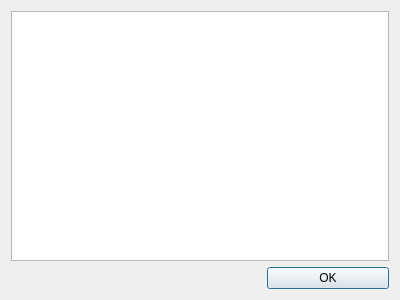
The window that FileManager/searchResult/searchresult.ui (htqwjtch/Almost_Total_Commander) describes before a commit, drawn with Qt 5.
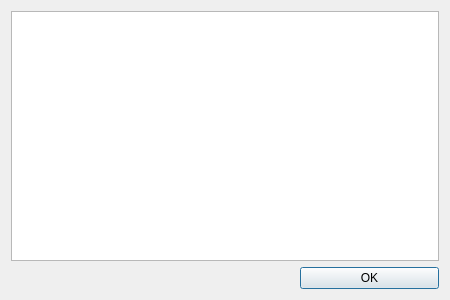
The same window after the commit. Icons and pictures are not drawn.

The edit to the form file:
```diff
--- a/FileManager/searchResult/searchresult.ui
+++ b/FileManager/searchResult/searchresult.ui
@@ -6,7 +6,7 @@
    <rect>
     <x>0</x>
     <y>0</y>
-    <width>400</width>
+    <width>450</width>
     <height>300</height>
    </rect>
   </property>
@@ -20,30 +20,20 @@
   <layout class="QVBoxLayout" name="verticalLayout">
    <item>
     <layout class="QGridLayout" name="gridLayout">
-     <item row="1" column="0">
-      <widget class="QLabel" name="label">
-       <property name="text">
-        <string/>
-       </property>
-      </widget>
+     <item row="0" column="0" colspan="3">
+      <layout class="QHBoxLayout" name="horizontalLayout">
+       <item>
+        <widget class="QListWidget" name="listWidget"/>
+       </item>
+      </layout>
      </item>
-     <item row="1" column="1">
-      <widget class="QLabel" name="label_2">
-       <property name="text">
-        <string/>
-       </property>
-      </widget>
-     </item>
-     <item row="1" column="2">
+     <item row="2" column="2">
       <widget class="QPushButton" name="btnOK">
        <property name="text">
         <string>OK</string>
        </property>
       </widget>
      </item>
-     <item row="0" column="0" colspan="3">
-      <widget class="QListWidget" name="listWidget"/>
-     </item>
     </layout>
    </item>
   </layout>
```
